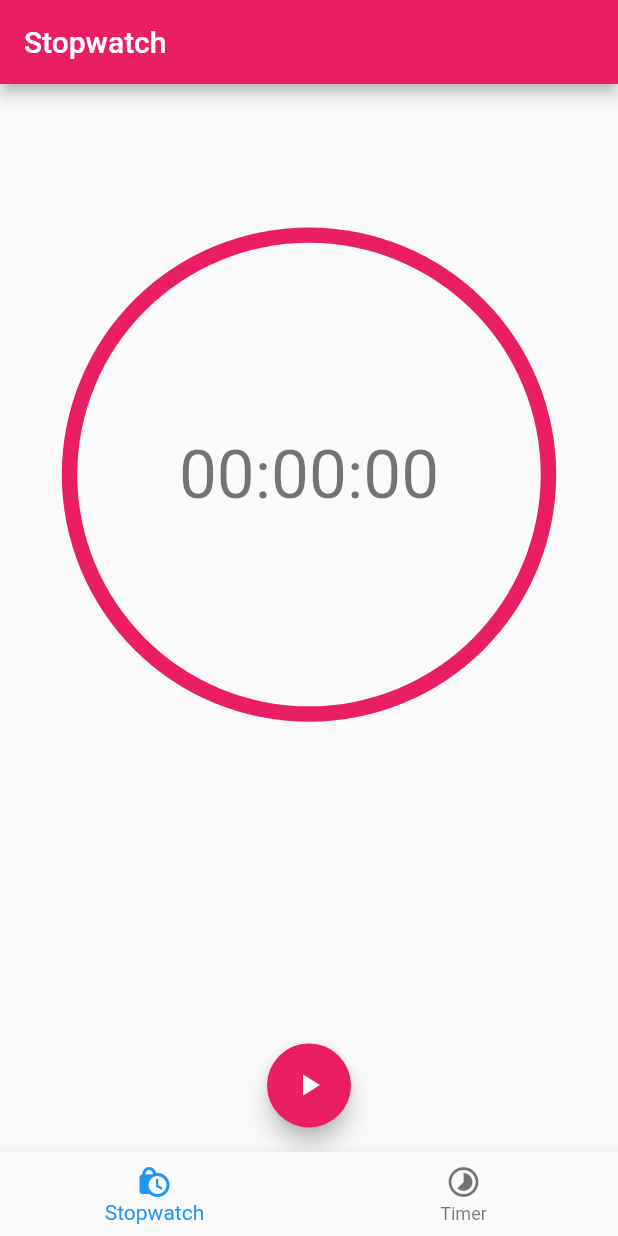
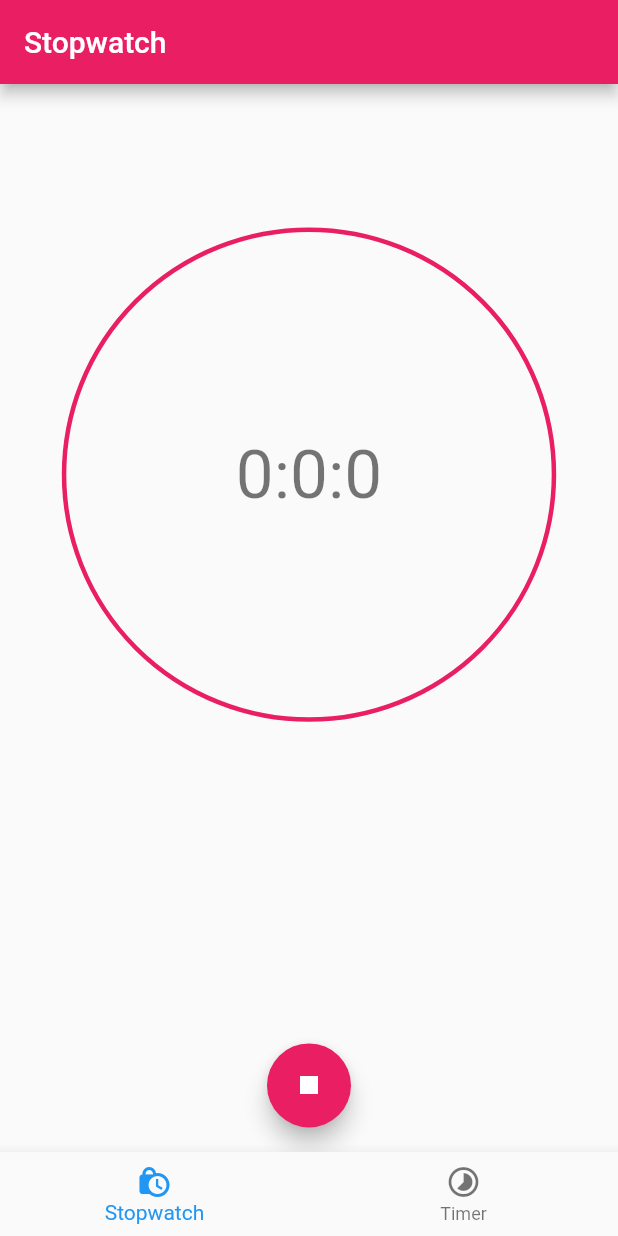
Before and after one commit to hendy3617/timer_bloc, a Flutter app: the screen it shows after launch, after a tap on the "play arrow" icon, on a phone screen of 412 x 824 dp. Run offline on Flutter 3.47's test engine with Material 2 defaults, Android fonts, the phone set to English and light mode, and no system bars; our stand-ins replace bloc, flutter_bloc.

```diff
--- a/lib/app.dart
+++ b/lib/app.dart
@@ -1,5 +1,6 @@
 import 'package:flutter/material.dart';
 import 'package:flutter_bloc/flutter_bloc.dart';
+import 'package:timer_bloc/observer.dart';
 import 'package:timer_bloc/stopwatch/stopwatch.dart';
 import 'package:timer_bloc/timer/timer.dart';
 
--- a/lib/cubit/landpage_cubit.dart
+++ b/lib/cubit/landpage_cubit.dart
@@ -7,10 +7,10 @@ class LandpageCubit extends Cubit<LandpageState> {
   LandpageCubit() : super(const LandpageInitial(PageList.stopwatch));
 
   void gotoStopwatchPage() {
-    emit(const LandpageNewState(PageList.stopwatch));
+    emit(const LandpageStopwatch());
   }
 
   void gotoTimerPage() {
-    emit(const LandpageNewState(PageList.timer));
+    emit(const LandpageTimer());
   }
 }
--- a/lib/cubit/landpage_state.dart
+++ b/lib/cubit/landpage_state.dart
@@ -15,3 +15,11 @@ class LandpageInitial extends LandpageState {
 class LandpageNewState extends LandpageState {
   const LandpageNewState(PageList page) : super(page);
 }
+
+class LandpageStopwatch extends LandpageState {
+  const LandpageStopwatch() : super(PageList.stopwatch);
+}
+
+class LandpageTimer extends LandpageState {
+  const LandpageTimer() : super(PageList.timer);
+}
--- a/lib/main.dart
+++ b/lib/main.dart
@@ -1,6 +1,9 @@
 import 'package:flutter/material.dart';
 import 'package:flutter_bloc/flutter_bloc.dart';
 import 'package:timer_bloc/app.dart';
+import 'package:timer_bloc/observer.dart';
+
 void main() {
+  Bloc.observer = MyBlocObserver();
   runApp(const TimerApp());
 }
--- a/lib/shared_widget/circle_widget.dart
+++ b/lib/shared_widget/circle_widget.dart
@@ -3,35 +3,31 @@ import 'package:flutter/material.dart';
 class CircleWidget extends StatelessWidget {
   const CircleWidget({
     Key? key,
+    this.borderWidth = 3.0,
     required this.child,
     required this.constraints,
-    this.deltaBetweenCircle = 0.05,
+    this.borderColor,
   }) : super(key: key);
 
   final BoxConstraints constraints;
+  final double borderWidth;
   final Widget child;
-  final double deltaBetweenCircle;
+  final Color? borderColor;
 
   @override
   Widget build(BuildContext context) {
     return Container(
+      height: constraints.maxWidth * 0.8,
       width: constraints.maxWidth * 0.8,
-      height: constraints.maxWidth * 0.8,
       decoration: BoxDecoration(
         shape: BoxShape.circle,
-        color: Theme.of(context).primaryColor,
+        border: Border.all(
+          width: 3.0,
+          color: borderColor ?? Theme.of(context).primaryColor,
+        ),
       ),
       alignment: Alignment.center,
-      child: Container(
-        width: constraints.maxWidth * (0.8 - deltaBetweenCircle),
-        height: constraints.maxWidth * (0.8 - deltaBetweenCircle),
-        decoration: BoxDecoration(
-          shape: BoxShape.circle,
-          color: Theme.of(context).scaffoldBackgroundColor,
-        ),
-        alignment: Alignment.center,
-        child: child,
-      ),
+      child: child,
     );
   }
 }
--- a/lib/stopwatch/cubit/stopwatch_cubit.dart
+++ b/lib/stopwatch/cubit/stopwatch_cubit.dart
@@ -1,8 +1,49 @@
+import 'dart:async';
+
 import 'package:bloc/bloc.dart';
 import 'package:meta/meta.dart';
+import 'package:timer_bloc/stopwatch/model/model.dart';
 
 part 'stopwatch_state.dart';
 
 class StopwatchCubit extends Cubit<StopwatchState> {
-  StopwatchCubit() : super(StopwatchInitial());
+  StopwatchCubit() : super(const StopwatchInitial(false, '00:00:00'));
+
+  final _stopwatch = StopwatchModel();
+  Timer? _checker;
+
+  void toggleStopwatch() {
+    if (!state.started) {
+      _startStopwatch();
+    } else {
+      _stopStopwatch();
+    }
+  }
+
+  @override
+  Future<void> close() async {
+    print('Closing stopwatch cubit');
+    _stopwatch.close();
+    _checker?.cancel();
+    super.close();
+  }
+
+  void _startStopwatch() {
+    emit(StopwatchNewState(true, _stopwatch.getTime()));
+    _stopwatch.start();
+    _checker = Timer.periodic(const Duration(milliseconds: 250), _emitter);
+  }
+
+  void _stopStopwatch() {
+    _checker?.cancel();
+    _stopwatch.stop();
+    _stopwatch.reset();
+    emit(StopwatchNewState(false, _stopwatch.getTime()));
+  }
+
+  void _emitter(Timer timer) {
+    if (_stopwatch.getTime() != state.elapsed) {
+      emit(StopwatchNewState(true, _stopwatch.getTime()));
+    }
+  }
 }
--- a/lib/stopwatch/cubit/stopwatch_state.dart
+++ b/lib/stopwatch/cubit/stopwatch_state.dart
@@ -1,6 +1,21 @@
 part of 'stopwatch_cubit.dart';
 
 @immutable
-abstract class StopwatchState {}
+abstract class StopwatchState {
+  const StopwatchState(
+    this.started,
+    this.elapsed,
+  );
 
-class StopwatchInitial extends StopwatchState {}
+  final bool started;
+  final String elapsed;
+}
+
+class StopwatchInitial extends StopwatchState {
+  const StopwatchInitial(bool started, String elapsed)
+      : super(started, elapsed);
+}
+
+class StopwatchNewState extends StopwatchState {
+  const StopwatchNewState(bool started, String elapsed) : super(started, elapsed);
+}
--- /dev/null
+++ b/lib/stopwatch/model/model.dart
@@ -0,0 +1,27 @@
+class StopwatchModel {
+  final _stopwatch = Stopwatch();
+
+  void start() {
+    _stopwatch.start();
+  }
+
+  void stop() {
+    _stopwatch.stop();
+  }
+
+  void reset() {
+    _stopwatch.reset();
+  }
+
+  String getTime() => _formatText(_stopwatch.elapsed);
+
+  String _formatText(Duration elapsed) {
+    final inSecond = elapsed.inSeconds;
+    return '${(inSecond ~/ 3600) % 24}:${(inSecond ~/ 60) % 60}:${inSecond % 60}';
+  }
+
+  void close() {
+    _stopwatch.stop();
+    print('Close stopwatch model');
+  }
+}
--- a/lib/stopwatch/view/stopwatch_page.dart
+++ b/lib/stopwatch/view/stopwatch_page.dart
@@ -9,7 +9,7 @@ class StopwatchPage extends StatelessWidget {
   Widget build(BuildContext context) {
     return BlocProvider(
       create: (context) => StopwatchCubit(),
-      child: StopwatchBody(),
+      child: const StopwatchBody(),
     );
   }
 }
--- a/lib/stopwatch/view/stopwatch_view.dart
+++ b/lib/stopwatch/view/stopwatch_view.dart
@@ -1,12 +1,13 @@
 import 'package:flutter/material.dart';
+import 'package:flutter_bloc/flutter_bloc.dart';
 import 'package:timer_bloc/shared_widget/circle_widget.dart';
+import 'package:timer_bloc/stopwatch/cubit/stopwatch_cubit.dart';
 
 class StopwatchBody extends StatelessWidget {
   const StopwatchBody({Key? key}) : super(key: key);
   @override
   Widget build(BuildContext context) {
-    final themeData = Theme.of(context);
-    final textTheme = themeData.textTheme;
+    final textTheme = Theme.of(context).textTheme;
 
     return LayoutBuilder(
       builder: (context, constraints) {
@@ -16,9 +17,13 @@ class StopwatchBody extends StatelessWidget {
               alignment: const Alignment(0, -0.5),
               child: CircleWidget(
                 constraints: constraints,
-                child: Text(
-                  '00:00:00',
-                  style: textTheme.headline3,
+                child: BlocBuilder<StopwatchCubit, StopwatchState>(
+                  builder: (context, state) {
+                    return Text(
+                      state.elapsed,
+                      style: textTheme.headline3,
+                    );
+                  },
                 ),
               ),
             ),
@@ -41,9 +46,19 @@ class ActionButton extends StatelessWidget {
   @override
   Widget build(BuildContext context) {
     return FloatingActionButton(
-      child: const Icon(Icons.play_arrow, color: Colors.white),
+      child: BlocBuilder<StopwatchCubit, StopwatchState>(
+        builder: (context, state) {
+          if (state.started) {
+            return const Icon(Icons.stop, color: Colors.white);
+          } else {
+            return const Icon(Icons.play_arrow, color: Colors.white);
+          }
+        },
+      ),
       backgroundColor: Theme.of(context).primaryColor,
-      onPressed: () {},
+      onPressed: () {
+        context.read<StopwatchCubit>().toggleStopwatch();
+      },
     );
   }
 }
```
Also changed, not shown: lib/observer.dart (added, +37 -0 lines), lib/timer/bloc/timer_bloc.dart (+63 -2 lines), lib/timer/bloc/timer_event.dart (+34 -0 lines), lib/timer/bloc/timer_state.dart (+14 -2 lines), lib/timer/model/timer_model.dart (added, +77 -0 lines), lib/timer/view/add_timer_page.dart (added, +42 -0 lines), lib/timer/view/timer_view.dart (+104 -15 lines), lib/util.dart (added, +13 -0 lines).
